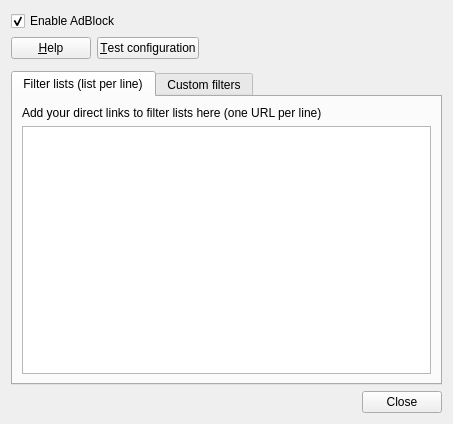
The window that src/librssguard/network-web/adblock/adblockdialog.ui (martinrotter/rssguard) describes before a commit, drawn with Qt 5.
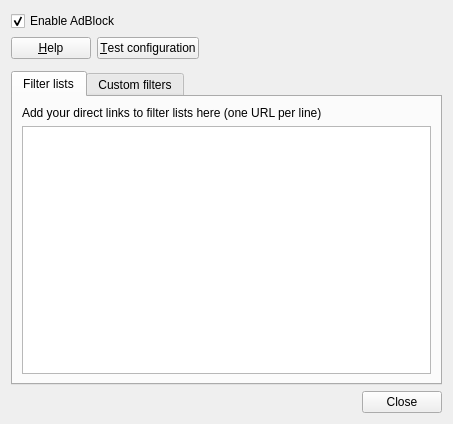
The same window after the commit. The open tabs and pages were chosen to show the change. Custom widgets are drawn as their Qt base class.

Diff of the .ui file:
```diff
--- a/src/librssguard/network-web/adblock/adblockdialog.ui
+++ b/src/librssguard/network-web/adblock/adblockdialog.ui
@@ -62,7 +62,7 @@
      </property>
      <widget class="QWidget" name="m_tabPredefinedLists">
       <attribute name="title">
-       <string>Filter lists (list per line)</string>
+       <string>Filter lists</string>
       </attribute>
       <layout class="QVBoxLayout" name="verticalLayout_3">
        <item>
```
Left out of the diff: 8 changed lines with no effect on the pictures.
